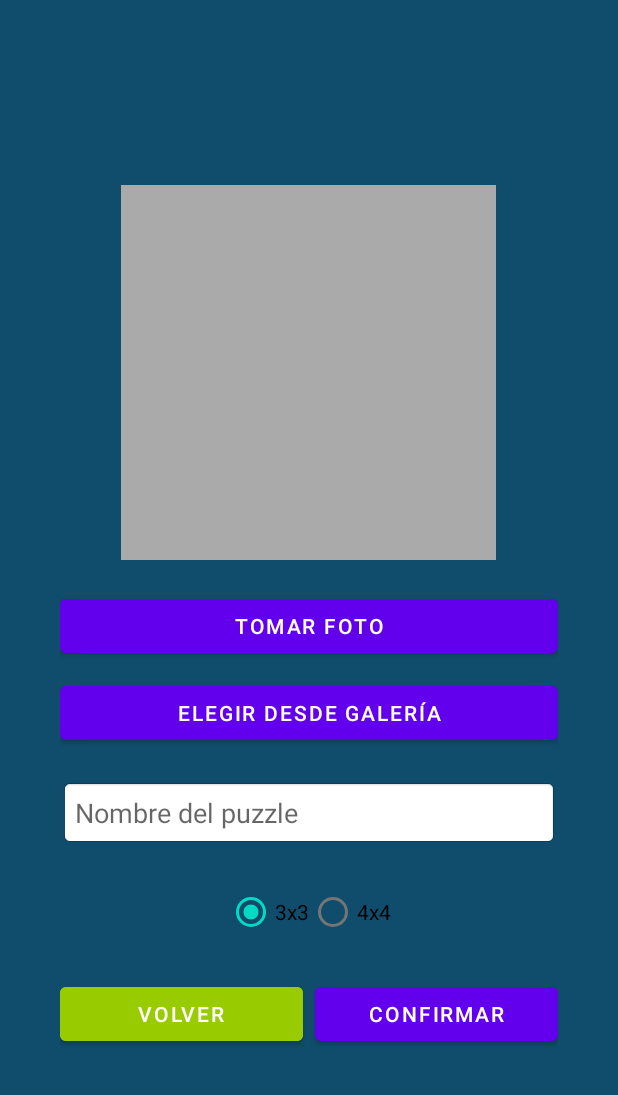
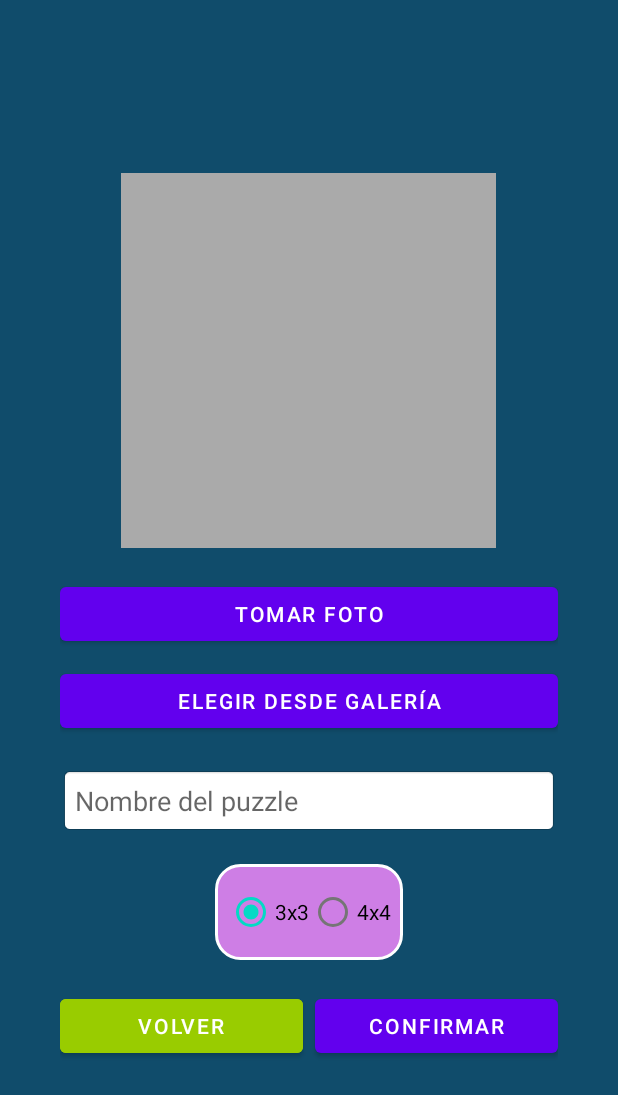
Before and after one commit to JoshNisth/ProyectoRompecabezas, an Android app: the screen it shows after launch (MainActivity), after a tap on "Modo Personalizado", on a phone screen of 412 x 824 dp. Shown: the top 1095 px of the screen. Run offline under Robolectric (Android 15) with nearby library versions, the phone set to English and light mode, and no system bars.

Commit message:
Fix radiobuton

```diff
--- a/app/src/main/java/com/joshnisth/proyectorompecabezas/MainActivity.java
+++ b/app/src/main/java/com/joshnisth/proyectorompecabezas/MainActivity.java
@@ -5,13 +5,16 @@ import androidx.appcompat.app.AppCompatActivity;
 import androidx.fragment.app.Fragment;
 import androidx.fragment.app.FragmentTransaction;
 import com.joshnisth.proyectorompecabezas.ui.MenuFragment;
+import com.joshnisth.proyectorompecabezas.utils.MusicManager;
 
 public class MainActivity extends AppCompatActivity {
     @Override
     protected void onCreate(Bundle savedInstanceState) {
         super.onCreate(savedInstanceState);
         setContentView(R.layout.activity_main);
-
+        // Activar música
+        MusicManager.setMusicOn(true);
+        MusicManager.startMusic(this);
         // Cargar el menú al iniciar la app
         if (savedInstanceState == null) {
             cargarFragment(new MenuFragment());
--- a/app/src/main/java/com/joshnisth/proyectorompecabezas/utils/MusicManager.java
+++ b/app/src/main/java/com/joshnisth/proyectorompecabezas/utils/MusicManager.java
@@ -7,7 +7,7 @@ import java.util.Random;
 
 public class MusicManager {
     private static MediaPlayer mediaPlayer = null;
-    private static boolean isMusicOn = false; // Indica si la música está activa
+    private static boolean isMusicOn = true; // Indica si la música está activa
     private static int[] canciones = {
             R.raw.apt,
             R.raw.asitwas,
--- /dev/null
+++ b/app/src/main/res/drawable/bg_radio_group.xml
@@ -0,0 +1,6 @@
+<shape xmlns:android="http://schemas.android.com/apk/res/android"
+    android:shape="rectangle">
+    <solid android:color="#CE7EE5" />
+    <corners android:radius="16dp" />
+    <stroke android:width="2dp" android:color="#FFFFFF" />
+</shape>
--- a/app/src/main/res/layout/fragment_crear_puzzle.xml
+++ b/app/src/main/res/layout/fragment_crear_puzzle.xml
@@ -43,27 +43,32 @@
         android:background="@android:drawable/editbox_background"/>
 
     <!-- RadioGroup para seleccionar tamaño -->
+    <!-- RadioGroup para seleccionar tamaño, con fondo redondeado -->
     <RadioGroup
         android:id="@+id/radioGroupTamaño"
-        android:layout_width="match_parent"
+        android:layout_width="wrap_content"
         android:layout_height="wrap_content"
         android:orientation="horizontal"
         android:gravity="center"
-        android:layout_marginTop="20dp">
+        android:layout_marginTop="20dp"
+        android:padding="8dp"
+        android:background="@drawable/bg_radio_group">
 
         <RadioButton
             android:id="@+id/radio3x3"
             android:layout_width="wrap_content"
             android:layout_height="wrap_content"
             android:text="3x3"
-            android:checked="true"/>
+            android:checked="true" />
 
         <RadioButton
             android:id="@+id/radio4x4"
             android:layout_width="wrap_content"
             android:layout_height="wrap_content"
-            android:text="4x4"/>
+            android:text="4x4"
+             />
     </RadioGroup>
+
 
     <LinearLayout
         android:layout_width="match_parent"
```
Also changed, not shown: app/src/main/java/com/joshnisth/proyectorompecabezas/ui/RankingFragment.java (+14 -3 lines), app/src/main/res/drawable/bg_radio_button.xml (added, +9 -0 lines), app/src/main/res/layout/fragment_clasico.xml (+6 -8 lines).
